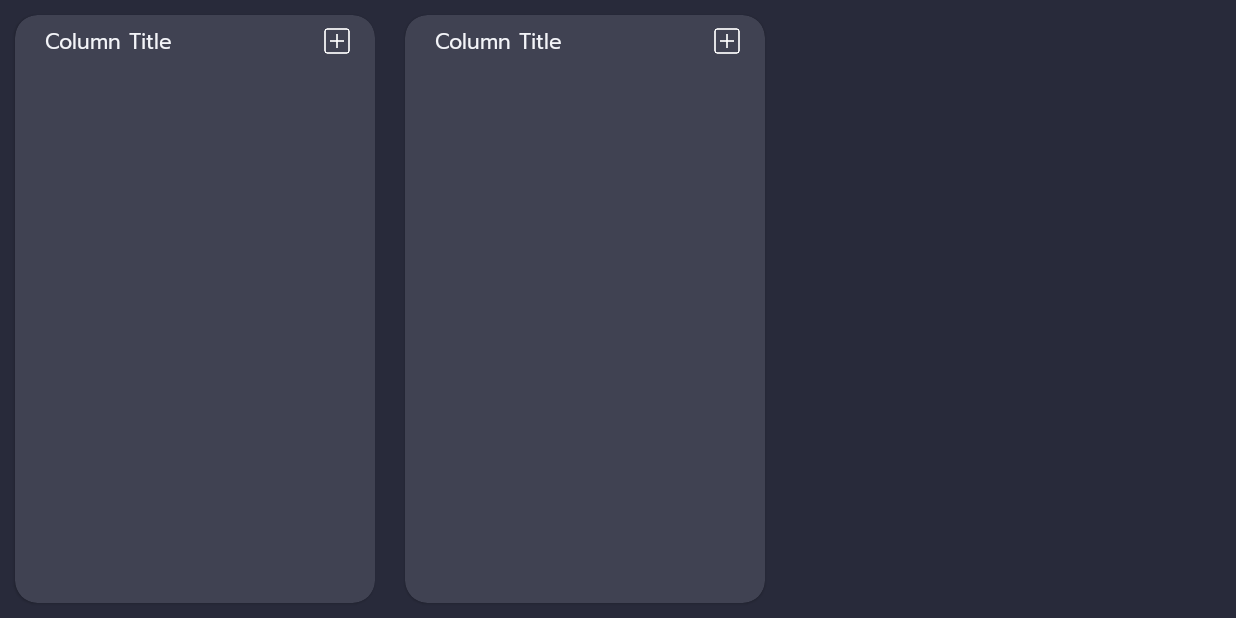
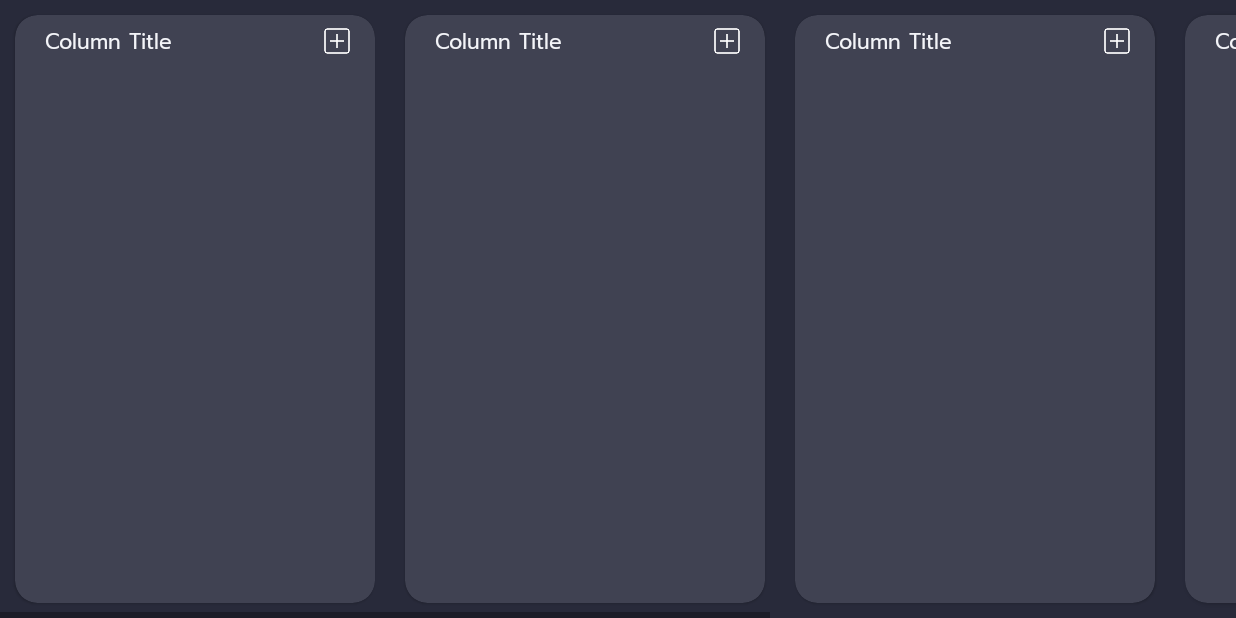
Before and after one commit to grantmacmillan/COMP231-Project, an Android app: the TaskActivity screen opened directly, with no data from a screen before it, on a phone screen of 824 x 412 dp (held sideways). Run offline under Robolectric (Android 15) with nearby library versions, the phone set to English and light mode, and no system bars.

Commit message:
add column button added

```diff
--- a/app/src/main/java/com/example/comp231_finalproject/TaskActivity.java
+++ b/app/src/main/java/com/example/comp231_finalproject/TaskActivity.java
@@ -8,6 +8,7 @@ import android.os.Bundle;
 import android.view.View;
 import android.widget.ImageView;
 import android.widget.LinearLayout;
+import android.widget.TextView;
 import android.widget.Toast;
 
 import java.util.ArrayList;
@@ -39,6 +40,8 @@ public class TaskActivity extends AppCompatActivity {
 
         AddColumn();
         AddColumn();
+        AddColumn();
+        AddColumn();
     }
 
     private void SetupTaskModels() {
@@ -58,8 +61,9 @@ public class TaskActivity extends AppCompatActivity {
         //gets recycler view in the layout that was just added (the new column)
         RecyclerView recyclerView = newColumnLayout.findViewById(R.id.recyclerView);
         ImageView imageView = newColumnLayout.findViewById(R.id.imageView);
+        TextView textView = newColumnLayout.findViewById(R.id.textView);
 
-        layout.setViewDraggable(newColumnLayout, newColumnLayout);
+        layout.setViewDraggable(newColumnLayout, textView);
 
         imageView.setOnClickListener(new View.OnClickListener() {
             @Override
--- a/app/src/main/res/layout/activity_task.xml
+++ b/app/src/main/res/layout/activity_task.xml
@@ -11,13 +11,26 @@
     <HorizontalScrollView
         android:layout_width="match_parent"
         android:layout_height="match_parent">
+        <LinearLayout
+            android:layout_width="wrap_content"
+            android:layout_height="match_parent">
+            <com.example.comp231_finalproject.DragLinearLayout
+                android:id="@+id/linearLayout"
+                android:layout_width="wrap_content"
+                android:layout_height="match_parent"
+                android:orientation="horizontal">
+                <include layout="@layout/task_column"/>
+            </com.example.comp231_finalproject.DragLinearLayout>
+            <ImageView
+                android:layout_width="22dp"
+                android:layout_height="22dp"
+                android:layout_marginTop="16dp"
+                android:src="@drawable/plus_icon"
+                app:tint="@color/white100" />
+        </LinearLayout>
 
-        <com.example.comp231_finalproject.DragLinearLayout
-            android:id="@+id/linearLayout"
-            android:layout_width="wrap_content"
-            android:layout_height="match_parent"
-            android:orientation="horizontal">
-        </com.example.comp231_finalproject.DragLinearLayout>
+
     </HorizontalScrollView>
 
+
 </LinearLayout>
--- a/app/src/main/res/layout/task_column.xml
+++ b/app/src/main/res/layout/task_column.xml
@@ -22,6 +22,7 @@
                 android:layout_width="match_parent"
                 android:layout_height="wrap_content">
                 <TextView
+                    android:id="@+id/textView"
                     android:layout_width="wrap_content"
                     android:layout_height="wrap_content"
                     android:layout_marginLeft="20dp"
```
